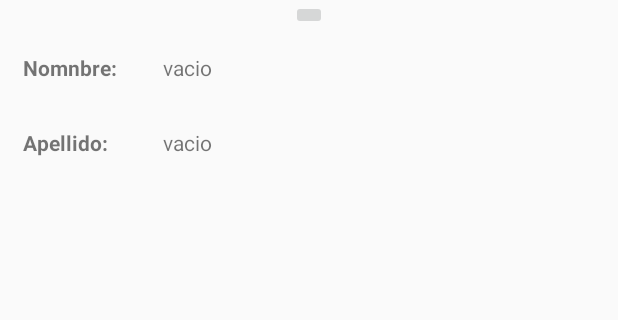
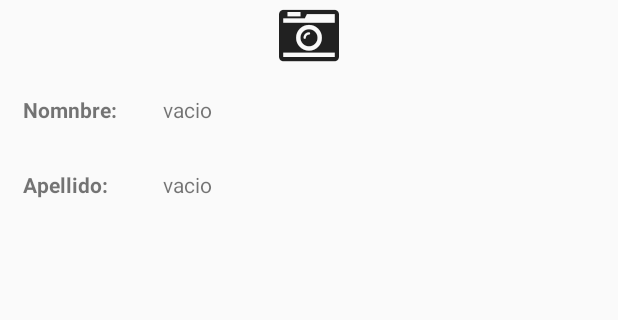
Before and after one commit to mikeIC/MaterialesUABC, an Android app: the PerfilActivity screen opened directly, with no data from a screen before it, on a phone screen of 412 x 824 dp, the part 264-584 px from its top. Run offline under Robolectric (Android 15) with nearby library versions, the phone set to English and light mode, and no system bars.

Commit message:
The awesome style was implemented

```diff
--- a/app/src/main/java/com/example/android/materialesuabc/PerfilActivity.java
+++ b/app/src/main/java/com/example/android/materialesuabc/PerfilActivity.java
@@ -12,8 +12,7 @@ import android.database.SQLException;
 import android.database.sqlite.SQLiteDatabase;
 import android.database.sqlite.SQLiteOpenHelper;
 import android.graphics.Bitmap;
-import android.graphics.drawable.Drawable;
-import android.net.Uri;
+import android.graphics.Typeface;
 import android.os.Build;
 import android.os.Environment;
 import android.provider.MediaStore;
@@ -26,6 +25,7 @@ import android.view.Menu;
 import android.view.MenuItem;
 import android.view.View;
 import android.widget.Button;
+import android.widget.ImageButton;
 import android.widget.ImageView;
 import android.widget.ShareActionProvider;
 import android.widget.TextView;
@@ -46,6 +46,8 @@ public class PerfilActivity extends AppCompatActivity {
     private TextView nombre;
     private TextView apellido;
     private ImageView imagen_perfil;
+    private Button boton_imagen;
+
     String userChoosenTask;
 
     @Override
@@ -53,9 +55,18 @@ public class PerfilActivity extends AppCompatActivity {
         super.onCreate(savedInstanceState);
         setContentView(R.layout.activity_perfil);
 
+        Typeface font = Typeface.createFromAsset(getAssets(), "fonts/fontawesome_webfont.ttf");
+
         nombre = (TextView) findViewById(R.id.user_nombre);
         apellido = (TextView) findViewById(R.id.user_apellido);
         imagen_perfil = (ImageView) findViewById(R.id.imagen_perfil);
+        boton_imagen = (Button) findViewById(R.id.btnSelectPhoto);
+
+//        font.getStyle();
+        boton_imagen.setTypeface(font);
+
+
+//        boton_imagen.setTypeface(font);
 
         //CREATE cursor
         try {
--- a/app/src/main/res/layout/fragment_perfil.xml
+++ b/app/src/main/res/layout/fragment_perfil.xml
@@ -14,7 +14,6 @@
             android:layout_height="wrap_content"
             android:orientation="vertical"
             >
-
                 <ImageView
                     android:id="@+id/imagen_perfil"
                     android:layout_width="wrap_content"
@@ -24,14 +23,22 @@
                     android:padding="10dp"
                     android:layout_gravity="center_horizontal"
                     />
-            <ImageButton
+
+            <Button
+
                 android:id="@+id/btnSelectPhoto"
                 android:onClick="botonImagenClick"
                 android:layout_width="wrap_content"
                 android:layout_height="wrap_content"
                 android:layout_gravity="center_horizontal"
+                android:background="@android:color/transparent"
+                android:textSize="40sp"
+                android:text="@string/fa_camera_retro"
+                />
 
                 />
+
+
 
                 <!--<Button-->
                     <!--android:id="@+id/picture_btn"-->
--- a/app/src/main/res/values/strings.xml
+++ b/app/src/main/res/values/strings.xml
@@ -21,4 +21,5 @@
     <string name="guardar">Guardar</string>
     <string name="cancelar">cancelar</string>
     <string name="editar_perfil">Editar Perfil</string>
+    <string name="fa_camera_retro">&#xf083;</string>
 </resources>
```
Also changed, not shown: app/src/main/assets/fonts/fontawesome_webfont.ttf (renamed from app/src/main/assets/fonts/fontawesome-webfont.ttf).
